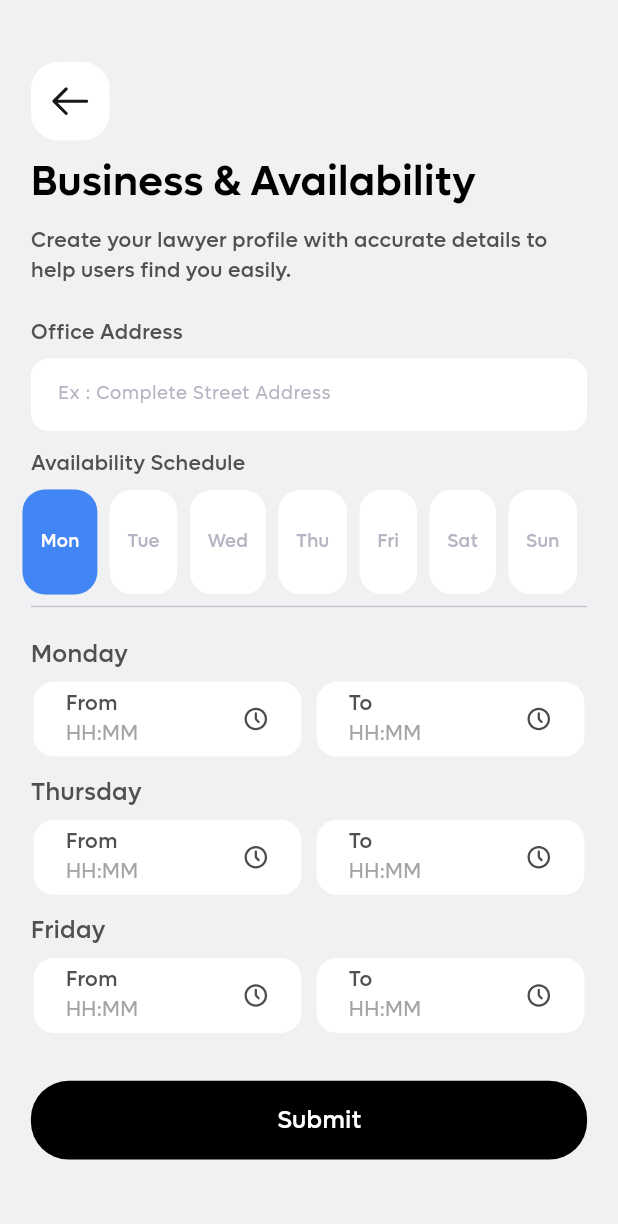
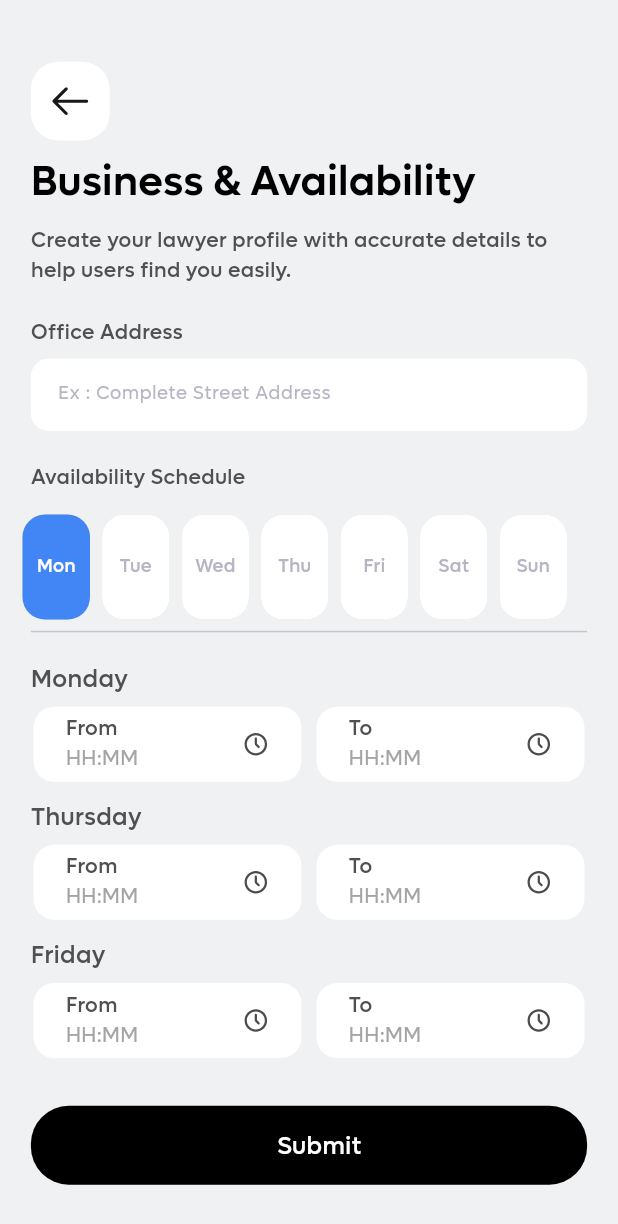
Before and after one commit to ibrahimsm83/casekarao, a Flutter app: the BusinessAndAvailabilityScreen screen opened by its route, on a phone screen of 412 x 824 dp. Shown: the top 1224 px of the screen. Run offline on Flutter 3.47's test engine with Material 3 defaults, Android fonts, the phone set to English and light mode, and no system bars; our stand-ins replace another_flushbar, flutter_rating, flutter_screenutil, flutter_svg, get, pin_code_fields and 1 more.

```diff
--- a/lib/presentation/business_availability_screen/business_and_availability_screen.dart
+++ b/lib/presentation/business_availability_screen/business_and_availability_screen.dart
@@ -33,7 +33,7 @@ class _BusinessAndAvailabilityScreenState
                 onTap: () => Navigator.pop(context),
                 child: Padding(
                   padding: EdgeInsets.symmetric(
-                    horizontal: AppSize.sizeWidth(context!) * 0.05,
+                    horizontal: AppSize.sizeWidth(context) * 0.05,
                   ),
                   child: Container(
                     height: 44.h,
@@ -52,7 +52,7 @@ class _BusinessAndAvailabilityScreenState
               SizedBox(height: AppSize.sizeHeight(context) * 0.01),
               Padding(
                 padding: EdgeInsets.symmetric(
-                  horizontal: AppSize.sizeWidth(context!) * 0.05,
+                  horizontal: AppSize.sizeWidth(context) * 0.05,
                 ),
                 child: Text(
                   AppStrings.businessAndAvailability,
@@ -65,7 +65,7 @@ class _BusinessAndAvailabilityScreenState
               SizedBox(height: AppSize.s8.h),
               Padding(
                 padding: EdgeInsets.symmetric(
-                  horizontal: AppSize.sizeWidth(context!) * 0.05,
+                  horizontal: AppSize.sizeWidth(context) * 0.05,
                 ),
                 child: Text(
                   AppStrings
@@ -81,7 +81,7 @@ class _BusinessAndAvailabilityScreenState
                 padding: EdgeInsets.only(
                   top: AppSize.s10.h,
                   bottom: AppSize.s6.h,
-                  left: AppSize.sizeWidth(context!) * 0.05,
+                  left: AppSize.sizeWidth(context) * 0.05,
                 ),
                 child: Text(
                   AppStrings.officeAddress,
@@ -107,9 +107,9 @@ class _BusinessAndAvailabilityScreenState
               // SizedBox(height: AppSize.s8.h),
               Padding(
                 padding: EdgeInsets.only(
-                  top: AppSize.s10.h,
-                  bottom: AppSize.s6.h,
-                  left: AppSize.sizeWidth(context!) * 0.05,
+                  top: AppSize.s18.h,
+                  bottom: AppSize.s12.h,
+                  left: AppSize.sizeWidth(context) * 0.05,
                 ),
                 child: Text(
                   AppStrings.availabilitySchedule,
@@ -122,7 +122,7 @@ class _BusinessAndAvailabilityScreenState
               availabilitySchedule(),
               Padding(
                 padding: EdgeInsets.symmetric(
-                  horizontal: AppSize.sizeWidth(context!) * 0.05,
+                  horizontal: AppSize.sizeWidth(context) * 0.05,
                 ),
                 child: Divider(),
               ),
@@ -130,7 +130,7 @@ class _BusinessAndAvailabilityScreenState
                 padding: EdgeInsets.only(
                   top: AppSize.s10.h,
                   bottom: AppSize.s6.h,
-                  left: AppSize.sizeWidth(context!) * 0.05,
+                  left: AppSize.sizeWidth(context) * 0.05,
                 ),
                 child: Text(
                   AppStrings.monday,
@@ -145,7 +145,7 @@ class _BusinessAndAvailabilityScreenState
                 padding: EdgeInsets.only(
                   top: AppSize.s10.h,
                   bottom: AppSize.s6.h,
-                  left: AppSize.sizeWidth(context!) * 0.05,
+                  left: AppSize.sizeWidth(context) * 0.05,
                 ),
                 child: Text(
                   AppStrings.thursday,
@@ -160,7 +160,7 @@ class _BusinessAndAvailabilityScreenState
                 padding: EdgeInsets.only(
                   top: AppSize.s10.h,
                   bottom: AppSize.s6.h,
-                  left: AppSize.sizeWidth(context!) * 0.05,
+                  left: AppSize.sizeWidth(context) * 0.05,
                 ),
                 child: Text(
                   AppStrings.friday,
@@ -174,7 +174,7 @@ class _BusinessAndAvailabilityScreenState
               SizedBox(height: AppSize.s20.h),
               Padding(
                 padding: EdgeInsets.symmetric(
-                  horizontal: AppSize.sizeWidth(context!) * 0.05,
+                  horizontal: AppSize.sizeWidth(context) * 0.05,
                 ),
                 child: button(
                   text: AppStrings.submit,
@@ -200,7 +200,7 @@ class _BusinessAndAvailabilityScreenState
   Widget fromTo() {
     return Padding(
       padding: EdgeInsets.symmetric(
-        horizontal: AppSize.sizeWidth(context!) * 0.03,
+        horizontal: AppSize.sizeWidth(context) * 0.03,
       ),
       child: Row(
         children: [
--- a/lib/widgets/toggle_buttons_list.dart
+++ b/lib/widgets/toggle_buttons_list.dart
@@ -1,53 +1,65 @@
 import 'package:flutter/material.dart';
 import '../export_casekarao.dart';
-
-
 
 class ToggleButtonList extends StatelessWidget {
   final int? selected;
   final Function? callback;
   final List? categories;
 
-  const ToggleButtonList(
-      {Key? key, this.selected, this.callback, this.categories})
-      : super(key: key);
+  const ToggleButtonList({
+    Key? key,
+    this.selected,
+    this.callback,
+    this.categories,
+  }) : super(key: key);
 
   @override
   Widget build(BuildContext context) {
     return SizedBox(
       height: 70,
       child: ListView.separated(
-        separatorBuilder: (context,i)=>SizedBox(width:8.0),
+        separatorBuilder: (context, i) => SizedBox(width: 8.0),
         scrollDirection: Axis.horizontal,
         itemCount: categories!.length,
         itemBuilder: (context, index) {
           return GestureDetector(
             onTap: () => callback!(index),
             child: Padding(
-                padding:  EdgeInsets.only(left: index==0?15.0:0.0,right: index==6?15.0:0.0),
+              padding: EdgeInsets.only(
+                left: index == 0 ? 15.0 : 0.0,
+                right: index == 6 ? 15.0 : 0.0,
+              ),
               child: Container(
-                  padding: const EdgeInsets.symmetric(horizontal: AppPadding.p12,vertical: AppPadding.p18),
+                width: 45,
+                // padding: const EdgeInsets.symmetric(
+                //   horizontal: AppPadding.p2,
+                //   //vertical: AppPadding.p18,
+                // ),
                 decoration: BoxDecoration(
-                      color: selected == index
+                  color:
+                      selected == index
                           ? ColorManager.secondary
                           : ColorManager.kWhiteColor,
                   borderRadius: BorderRadius.circular(AppSize.s15),
-                      boxShadow: [
-                        BoxShadow(color: Colors.grey.withOpacity(0.3)),
-                      ]),
+                  boxShadow: [BoxShadow(color: Colors.grey.withOpacity(0.3))],
+                ),
                 child: Center(
-                    child: Text(categories![index],
+                  child: Text(
+                    categories![index],
                     style: getmediumStyle(
                       fontSize: AppSize.s12,
-                          color: selected == index
+                      color:
+                          selected == index
                               ? ColorManager.kWhiteColor
                               : ColorManager.kGreyColor,
-                        )),
+                    ),
+                  ),
                 ),
               ),
             ),
           );
-          }),
+        },
+      ),
     );
   }
 }
```
Lines whose indentation alone changed are shown as unchanged.
